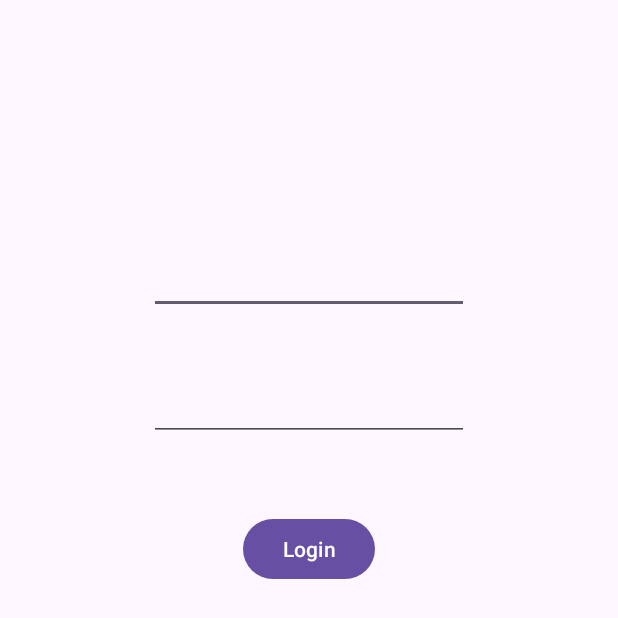
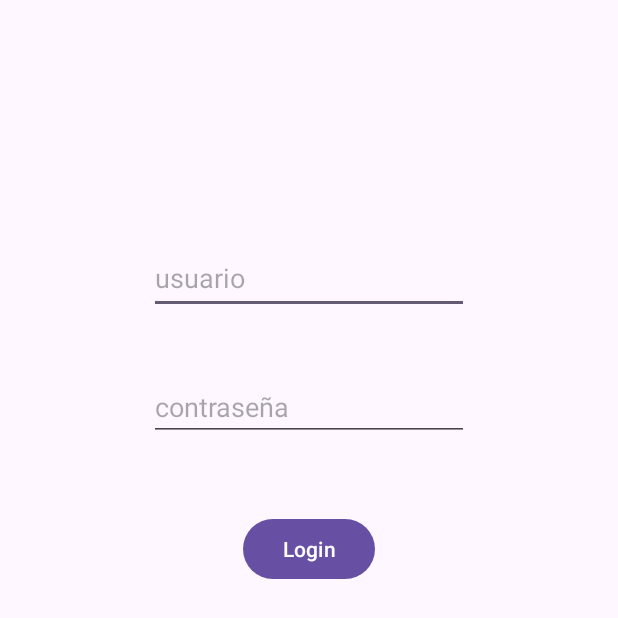
Before and after one commit to htejadag/CM2025EP, an Android app: the screen it shows after launch (MainActivity), on a phone screen of 412 x 824 dp. Shown: the top 618 px of the screen. Run offline under Robolectric (Android 15) with nearby library versions, the phone set to English and light mode, and no system bars.

Commit message:
ultimos retoques

```diff
--- a/app/src/main/res/layout/activity_main.xml
+++ b/app/src/main/res/layout/activity_main.xml
@@ -13,6 +13,7 @@
         android:layout_height="wrap_content"
         android:layout_marginTop="161dp"
         android:ems="10"
+        android:hint="usuario"
         android:inputType="text"
         android:minHeight="48dp"
         app:layout_constraintEnd_toEndOf="parent"
@@ -26,6 +27,7 @@
         android:layout_height="wrap_content"
         android:layout_marginTop="39dp"
         android:ems="10"
+        android:hint="contraseña"
         android:inputType="textPassword"
         app:layout_constraintStart_toStartOf="@+id/etUsuario"
         app:layout_constraintTop_toBottomOf="@+id/etUsuario"
```
